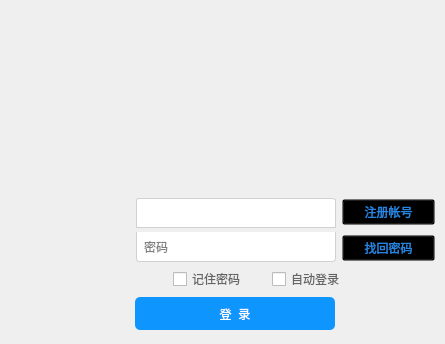
JosanSun/NewGenerationNetworkEducation, file PatternKnowledgeEducationSystem/login.ui: the form before one commit.
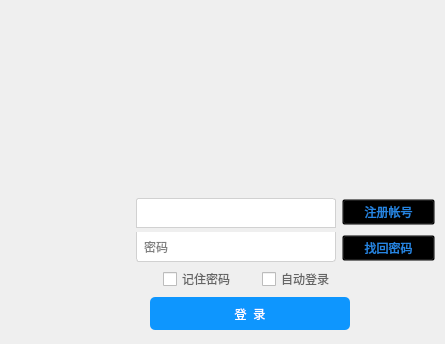
The form after the commit. Icons and pictures are not drawn.

Commit message: innitial ui finish

```diff
--- a/PatternKnowledgeEducationSystem/login.ui
+++ b/PatternKnowledgeEducationSystem/login.ui
@@ -441,7 +441,7 @@
        </property>
        <property name="sizeHint" stdset="0">
         <size>
-         <width>100</width>
+         <width>110</width>
          <height>20</height>
         </size>
        </property>
@@ -515,7 +515,7 @@
        </property>
        <property name="sizeHint" stdset="0">
         <size>
-         <width>110</width>
+         <width>95</width>
          <height>20</height>
         </size>
        </property>
```
Left out of the diff: 5 changed lines with no effect on the pictures. The commit also changes 7 other files.
